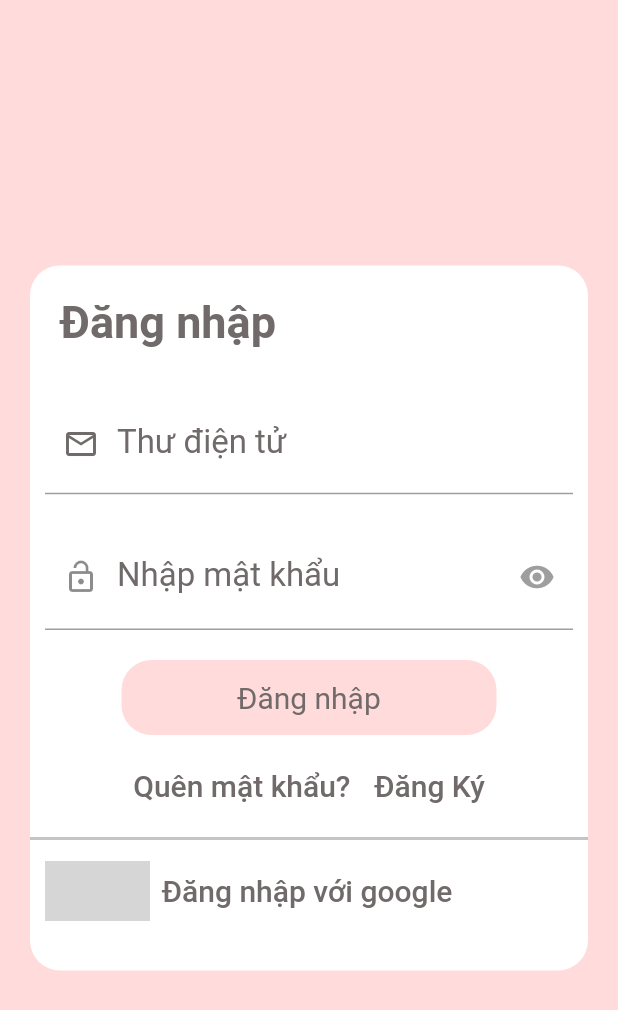
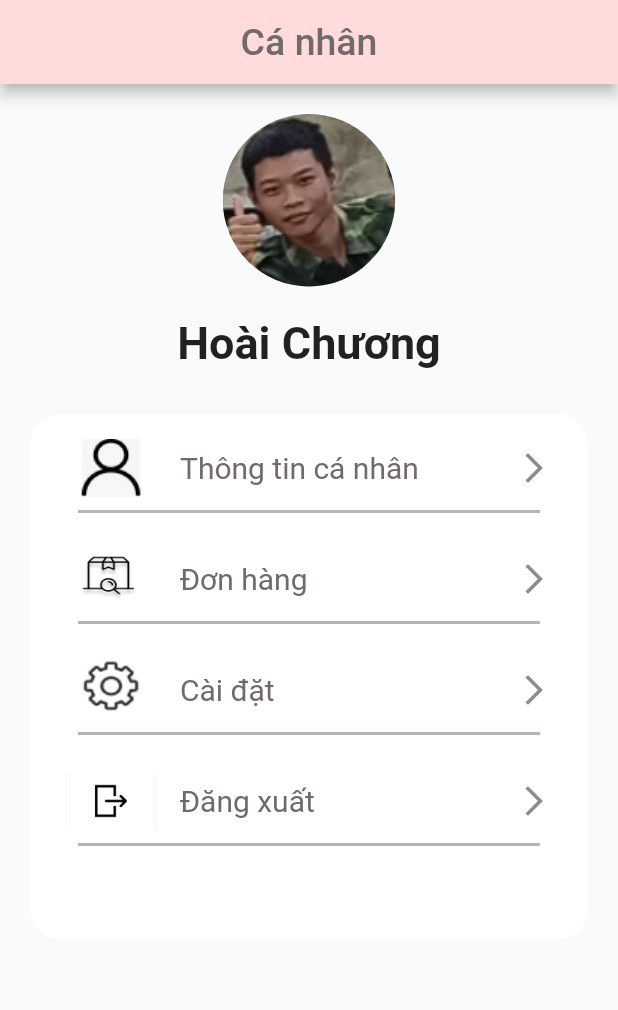
Before and after one commit to nhoaichuong2001/-dasd, a Flutter app: the screen it shows after launch, on a phone screen of 412 x 824 dp. Shown: the top 1010 px of the screen. Run offline on Flutter 3.47's test engine with Material 2 defaults, Android fonts, the light colour scheme and no system bars; our stand-ins replace carousel_slider, smooth_page_indicator; grey boxes are pictures that could not be loaded.

Commit message:
add view profile

```diff
--- a/lib/main.dart
+++ b/lib/main.dart
@@ -1,25 +1,25 @@
 import 'package:app_thuc_pham/constant.dart';
-import 'package:app_thuc_pham/views/login/login_page.dart';
-import 'package:app_thuc_pham/views/welcome/welcome_page.dart';
-import 'package:app_thuc_pham/widgets/introduction_page.dart';
+import 'package:app_thuc_pham/views/profile/profile_page.dart';
 import 'package:flutter/material.dart';
 
 void main() {
-  runApp(MyApp());
+  runApp(const MyApp());
 }
 
 class MyApp extends StatelessWidget {
-  MyApp({Key key}) : super(key: key);
-  final controller = TextEditingController();
+  const MyApp({Key key}) : super(key: key);
+
   @override
   Widget build(BuildContext context) {
     return MaterialApp(
+
+
       debugShowCheckedModeBanner: false,
       title: 'App-Thuc-Pham',
       theme: ThemeData(
-        primarySwatch: Colors.grey,
+        primaryColor: Colors.white,
       ),
-      home: const LoginPage(),
+      home: const Profile(),
     );
   }
 }
--- a/lib/views/login/login_page.dart
+++ b/lib/views/login/login_page.dart
@@ -120,7 +120,7 @@ class _LoginPageState extends State<LoginPage> {
                           child: Row(
                             children: [
                               Image.asset(
-                                "assets/images/icon/icon_google.png",
+                                "assets/images/icons/icon_google.png",
                                 width: 70,
                                 height: 40,
                               ),
--- /dev/null
+++ b/lib/views/profile/components/body.dart
@@ -0,0 +1,102 @@
+import 'package:app_thuc_pham/constant.dart';
+import 'package:app_thuc_pham/views/profile/components/personal_Information_page.dart';
+import 'package:flutter/material.dart';
+
+class Body extends StatelessWidget {
+  const Body({Key key}) : super(key: key);
+
+  @override
+  Widget build(BuildContext context) {
+    return Scaffold(
+      body: Column(
+        children: [
+          const Padding(
+            padding: EdgeInsets.all(padding),
+            child: Center(
+              child: SizedBox(
+                height: 115,
+                width: 115,
+                child: CircleAvatar(
+                  backgroundImage: AssetImage("assets/images/avatar/avata.png"),
+                ),
+              ),
+            ),
+          ),
+          const Padding(
+            padding: EdgeInsets.only(bottom: padding / 2),
+            child: Text(
+              "Hoài Chương",
+              style: TextStyle(fontSize: 30, fontWeight: FontWeight.w700),
+            ),
+          ),
+          Container(
+              width: 500,
+              height: 350,
+              margin: const EdgeInsets.all(margin),
+              decoration: const BoxDecoration(
+                color: Colors.white,
+                borderRadius: BorderRadius.all(
+                  Radius.circular(padding),
+                ),
+              ),
+              child: Column(
+                children: [
+                  profilemenu(
+                    text: "Thông tin cá nhân",
+                    icon: "assets/images/icons/user.png",
+                    press: () {
+                      Navigator.push(
+                          context,
+                          MaterialPageRoute(
+                              builder: (context) =>
+                                  const PersonalInformationPage()));
+                    },
+                  ),
+                  profilemenu(
+                    text: "Đơn hàng",
+                    icon: "assets/images/icons/myorder.png",
+                    press: () {},
+                  ),
+                  profilemenu(
+                    text: "Cài đặt",
+                    icon: "assets/images/icons/setting.png",
+                    press: () {},
+                  ),
+                  profilemenu(
+                    text: "Đăng xuất",
+                    icon: "assets/images/icons/logout.png",
+                    press: () {},
+                  ),
+                ],
+              )),
+        ],
+      ),
+    );
+  }
+
+  Widget profilemenu({String text, String icon, Function press}) => TextButton(
+      onPressed: press,
+      child: Column(
+        children: [
+          ListTile(
+            leading: Image.asset(
+              icon,
+              width: padding * 3,
+              height: padding * 2,
+            ),
+            title: Text(
+              text,
+              style: const TextStyle(fontSize: 20,color: textColor),
+            ),
+            trailing: const Icon(Icons.arrow_forward_ios),
+          ),
+          Padding(
+            padding: const EdgeInsets.symmetric(horizontal: padding * 1.2),
+            child: Container(
+              height: 2,
+              color: textColor.withOpacity(0.5),
+            ),
+          )
+        ],
+      ));
+}
--- /dev/null
+++ b/lib/views/profile/profile_page.dart
@@ -0,0 +1,29 @@
+import 'package:app_thuc_pham/constant.dart';
+import 'package:app_thuc_pham/views/profile/components/body.dart';
+import 'package:flutter/material.dart';
+
+class Profile extends StatefulWidget {
+  const Profile({Key key}) : super(key: key);
+
+  @override
+  State<Profile> createState() => _ProfileState();
+}
+
+class _ProfileState extends State<Profile> {
+  @override
+  Widget build(BuildContext context) {
+    return Scaffold(
+      backgroundColor: background,
+      appBar: AppBar(
+        backgroundColor: backgroundAppBar,
+        title: const Center(
+          child: Text(
+            "Cá nhân",
+            style: TextStyle(color: textColor, fontSize: 25),
+          ),
+        ),
+      ),
+      body: const Body(),
+    );
+  }
+}
--- a/lib/widgets.dart
+++ b/lib/widgets.dart
@@ -120,7 +120,7 @@ Widget button({String text, h, w, icon, radius}) => Container(
               ),
       ),
     );
-Widget textButton({String text, Function press}) => TextButton(
+Widget textButton({String text, Function press, Row child}) => TextButton(
       onPressed: press,
       child: Text(
         text,
--- a/pubspec.yaml
+++ b/pubspec.yaml
@@ -39,6 +39,7 @@ flutter:
     - assets/images/welcome/
 
     - assets/images/icons/
+    - assets/images/avatar/
 
 
   # An image asset can refer to one or more resolution-specific "variants", see
```
Also changed, not shown: lib/views/profile/components/edit_profile_page.dart (added, +100 -0 lines), lib/views/profile/components/personal_Information_page.dart (added, +114 -0 lines), assets/images/avatar/avata.png (added), assets/images/icons/camera.png (added), assets/images/icons/choosephoto.png (added), assets/images/icons/edit.png (added), assets/images/icons/icon_google.png (renamed from assets/images/icon/icon_google.png), assets/images/icons/kisspng-personally-identifiable-information-computer-icons-personal-information-5b11935d143e66 1.png (added), assets/images/icons/logout.png (added), assets/images/icons/myorder.png (added), assets/images/icons/setting.png (added), assets/images/icons/user.png (added).
